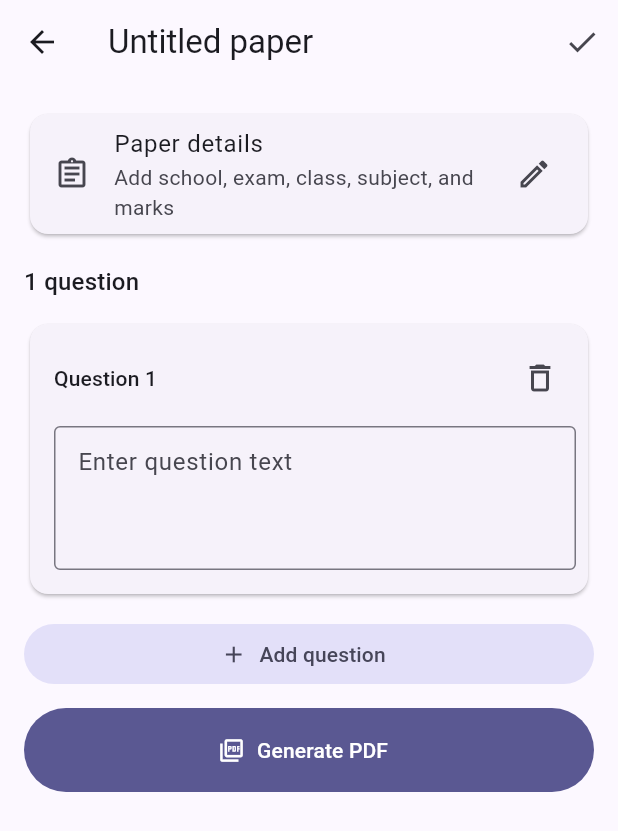
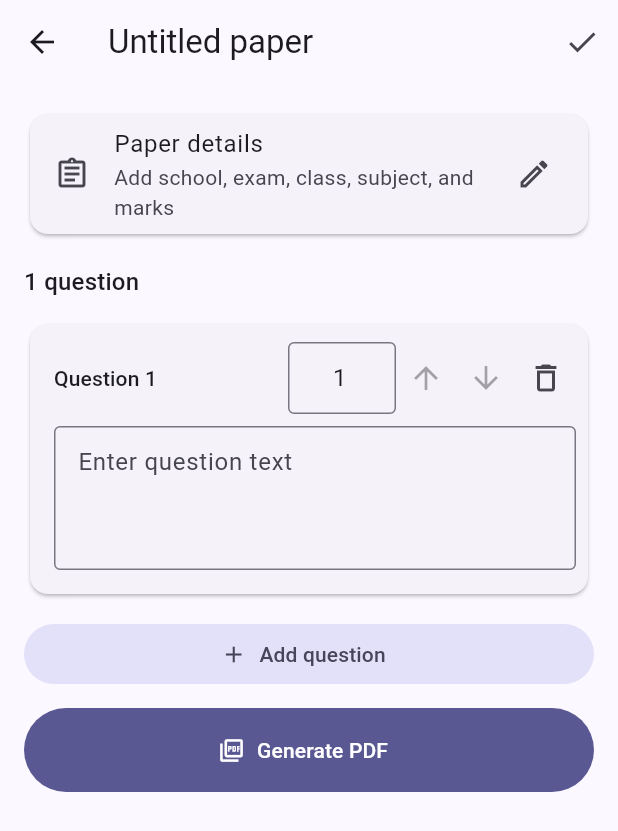
Before and after one commit to mdmotiurrahmantop10tech-ux/QuesGen-AI-, a Flutter app: the screen it shows after launch, after a tap on "Create Manually", on a phone screen of 412 x 824 dp. Shown: the top 831 px of the screen. Run offline on Flutter 3.47's test engine with Material 3 defaults, Android fonts, the phone set to English and light mode, and no system bars; our stand-ins replace image_picker, material_ui, pdf, printing; missing offline and left inert: google_mlkit_text_recognition.

Commit message:
Polish exam PDF layout and add question controls
Generated with [Devin](https://devin.ai)

Co-Authored-By: Devin <158243242+devin-ai-integration[bot]@users.noreply.github.com>

```diff
--- a/lib/features/editor/question_editor_screen.dart
+++ b/lib/features/editor/question_editor_screen.dart
@@ -18,6 +18,7 @@ class _QuestionEditorScreenState extends State<QuestionEditorScreen> {
   late Paper _paper;
   late final List<Question> _questions;
   late final List<TextEditingController> _controllers;
+  late final List<TextEditingController> _markControllers;
   final PdfExportService _pdfExportService = const PdfExportServiceImpl();
   int _idCounter = 0;
   bool _isGeneratingPdf = false;
@@ -33,11 +34,17 @@ class _QuestionEditorScreenState extends State<QuestionEditorScreen> {
     _controllers = _questions
         .map((question) => TextEditingController(text: question.text))
         .toList();
+    _markControllers = _questions
+        .map((question) => TextEditingController(text: _formatMarks(question.marks)))
+        .toList();
   }
 
   @override
   void dispose() {
     for (final controller in _controllers) {
+      controller.dispose();
+    }
+    for (final controller in _markControllers) {
       controller.dispose();
     }
     super.dispose();
@@ -52,10 +59,23 @@ class _QuestionEditorScreenState extends State<QuestionEditorScreen> {
     return Question(id: _newId(), text: text);
   }
 
+  String _formatMarks(double value) {
+    return value == value.roundToDouble()
+        ? value.toInt().toString()
+        : value.toStringAsFixed(1);
+  }
+
+  double _parseMarks(int index) {
+    final parsed = double.tryParse(_markControllers[index].text.trim());
+    final value = parsed ?? _questions[index].marks;
+    return value < 0 ? 0 : value;
+  }
+
   void _addQuestion() {
     setState(() {
       _questions.add(_newQuestion(''));
       _controllers.add(TextEditingController());
+      _markControllers.add(TextEditingController(text: '1'));
     });
   }
 
@@ -63,13 +83,33 @@ class _QuestionEditorScreenState extends State<QuestionEditorScreen> {
     if (_questions.length == 1) {
       setState(() {
         _controllers[0].clear();
+        _markControllers[0].text = '1';
       });
       return;
     }
 
     setState(() {
       _controllers.removeAt(index).dispose();
+      _markControllers.removeAt(index).dispose();
       _questions.removeAt(index);
+    });
+  }
+
+  void _moveQuestion(int index, int direction) {
+    final newIndex = index + direction;
+    if (newIndex < 0 || newIndex >= _questions.length) {
+      return;
+    }
+
+    setState(() {
+      final question = _questions.removeAt(index);
+      _questions.insert(newIndex, question);
+
+      final controller = _controllers.removeAt(index);
+      _controllers.insert(newIndex, controller);
+
+      final markController = _markControllers.removeAt(index);
+      _markControllers.insert(newIndex, markController);
     });
   }
 
@@ -81,6 +121,7 @@ class _QuestionEditorScreenState extends State<QuestionEditorScreen> {
           text: _controllers[i].text,
           options: _questions[i].options,
           correctOptionIndex: _questions[i].correctOptionIndex,
+          marks: _parseMarks(i),
         ),
     ];
 
@@ -178,6 +219,11 @@ class _QuestionEditorScreenState extends State<QuestionEditorScreen> {
             _QuestionCard(
               index: i,
               controller: _controllers[i],
+              markController: _markControllers[i],
+              canMoveUp: i > 0,
+              canMoveDown: i < _questions.length - 1,
+              onMoveUp: () => _moveQuestion(i, -1),
+              onMoveDown: () => _moveQuestion(i, 1),
               onDelete: () => _removeQuestion(i),
             ),
             const SizedBox(height: 12),
@@ -210,11 +256,21 @@ class _QuestionCard extends StatelessWidget {
   const _QuestionCard({
     required this.index,
     required this.controller,
+    required this.markController,
+    required this.canMoveUp,
+    required this.canMoveDown,
+    required this.onMoveUp,
+    required this.onMoveDown,
     required this.onDelete,
   });
 
   final int index;
   final TextEditingController controller;
+  final TextEditingController markController;
+  final bool canMoveUp;
+  final bool canMoveDown;
+  final VoidCallback onMoveUp;
+  final VoidCallback onMoveDown;
   final VoidCallback onDelete;
 
   @override
@@ -234,10 +290,39 @@ class _QuestionCard extends StatelessWidget {
                     style: Theme.of(context).textTheme.labelLarge,
                   ),
                 ),
+                SizedBox(
+                  width: 72,
+                  child: TextField(
+                    controller: markController,
+                    keyboardType: TextInputType.number,
+                    textAlign: TextAlign.center,
+                    decoration: const InputDecoration(
+                      hintText: 'Marks',
+                      border: OutlineInputBorder(),
+                      contentPadding: EdgeInsets.symmetric(
+                        horizontal: 6,
+                        vertical: 8,
+                      ),
+                    ),
+                  ),
+                ),
+                IconButton(
+                  onPressed: canMoveUp ? onMoveUp : null,
+                  icon: const Icon(Icons.arrow_upward),
+                  tooltip: 'Move up',
+                  visualDensity: VisualDensity.compact,
+                ),
+                IconButton(
+                  onPressed: canMoveDown ? onMoveDown : null,
+                  icon: const Icon(Icons.arrow_downward),
+                  tooltip: 'Move down',
+                  visualDensity: VisualDensity.compact,
+                ),
                 IconButton(
                   onPressed: onDelete,
                   icon: const Icon(Icons.delete_outline),
                   tooltip: 'Delete question',
+                  visualDensity: VisualDensity.compact,
                 ),
               ],
             ),
--- a/lib/models/question.dart
+++ b/lib/models/question.dart
@@ -4,10 +4,12 @@ class Question {
     required this.text,
     this.options = const <String>[],
     this.correctOptionIndex,
+    this.marks = 1,
   });
 
   final String id;
   final String text;
   final List<String> options;
   final int? correctOptionIndex;
+  final double marks;
 }
```
Also changed, not shown: lib/features/pdf_export/pdf_export_service.dart (+98 -23 lines), 1 other file.
